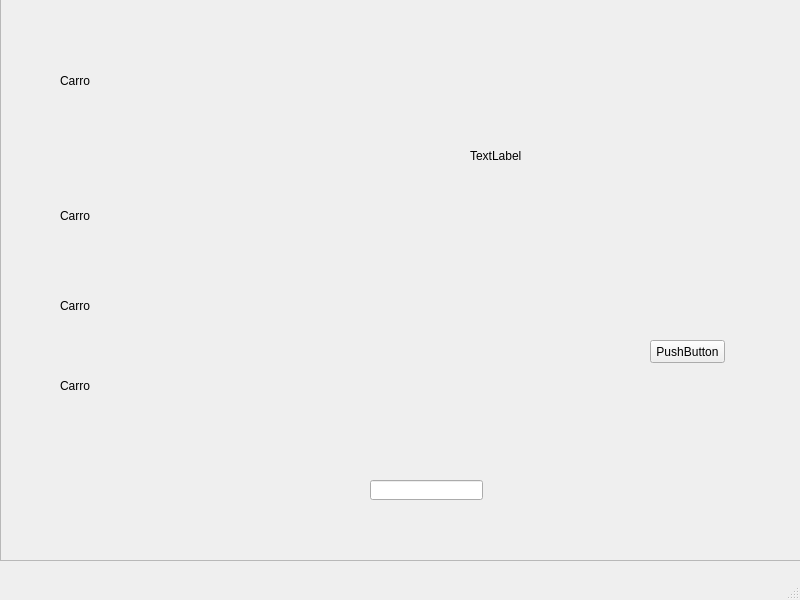
TheCsarbeat/Progra_1_ED, file PrimeraPrograED/mainwindow.ui: the form before one commit.
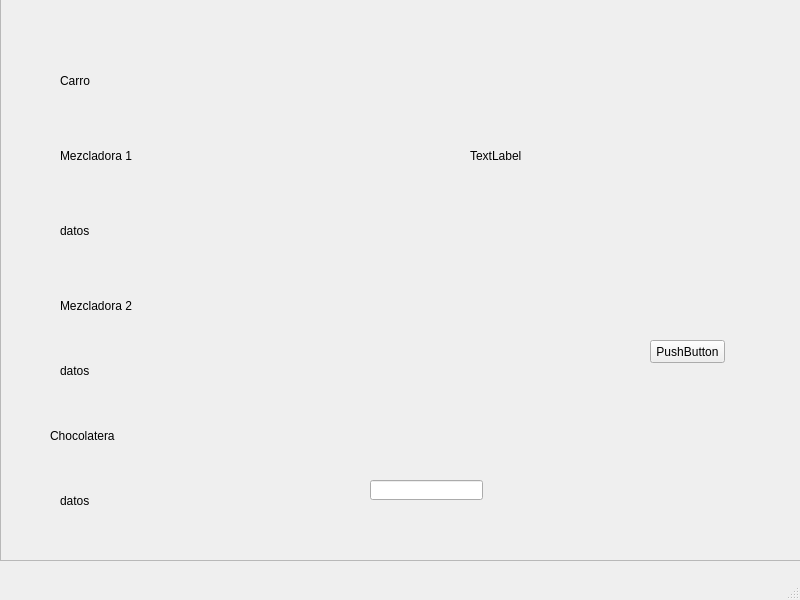
The form after the commit.

```diff
--- a/PrimeraPrograED/mainwindow.ui
+++ b/PrimeraPrograED/mainwindow.ui
@@ -33,13 +33,13 @@
      <property name="geometry">
       <rect>
        <x>60</x>
-       <y>180</y>
+       <y>120</y>
        <width>301</width>
        <height>91</height>
       </rect>
      </property>
      <property name="text">
-      <string>Carro</string>
+      <string>Mezcladora 1</string>
      </property>
     </widget>
     <widget class="QLabel" name="lbCarro">
@@ -58,14 +58,14 @@
     <widget class="QLabel" name="lbMachine3">
      <property name="geometry">
       <rect>
-       <x>60</x>
-       <y>360</y>
+       <x>50</x>
+       <y>410</y>
        <width>421</width>
        <height>71</height>
       </rect>
      </property>
      <property name="text">
-      <string>Carro</string>
+      <string>Chocolatera</string>
      </property>
     </widget>
     <widget class="QLabel" name="lbMachine2">
@@ -78,7 +78,7 @@
       </rect>
      </property>
      <property name="text">
-      <string>Carro</string>
+      <string>Mezcladora 2</string>
      </property>
     </widget>
     <widget class="QPushButton" name="btnIniciar">
@@ -117,6 +117,45 @@
       <string>TextLabel</string>
      </property>
     </widget>
+    <widget class="QLabel" name="lbDatosMachine2">
+     <property name="geometry">
+      <rect>
+       <x>60</x>
+       <y>340</y>
+       <width>311</width>
+       <height>81</height>
+      </rect>
+     </property>
+     <property name="text">
+      <string>datos</string>
+     </property>
+    </widget>
+    <widget class="QLabel" name="lbDatosMachine1">
+     <property name="geometry">
+      <rect>
+       <x>60</x>
+       <y>200</y>
+       <width>311</width>
+       <height>81</height>
+      </rect>
+     </property>
+     <property name="text">
+      <string>datos</string>
+     </property>
+    </widget>
+    <widget class="QLabel" name="lbDatosMachine3">
+     <property name="geometry">
+      <rect>
+       <x>60</x>
+       <y>470</y>
+       <width>311</width>
+       <height>81</height>
+      </rect>
+     </property>
+     <property name="text">
+      <string>datos</string>
+     </property>
+    </widget>
    </widget>
   </widget>
   <widget class="QMenuBar" name="menubar">
```
